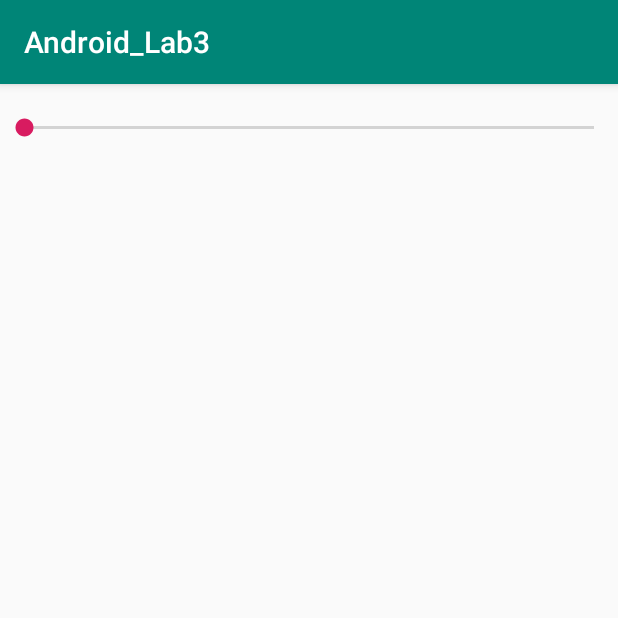
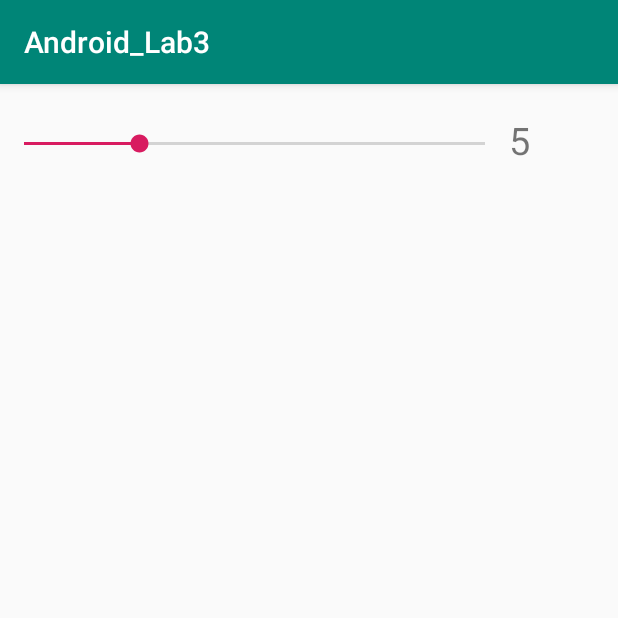
Before and after one commit to isberg1/Android_Lab3, an Android app: the screen it shows after launch (Settings), in the options menu, after a tap on "Settings", on a phone screen of 412 x 824 dp, the top half of it. Run offline under Robolectric (Android 15) with nearby library versions, the phone set to English and light mode, and no system bars.

Commit message:
threshold value saved and retrieved as setting

```diff
--- a/app/src/main/java/com/e/android_lab3/MainActivity.java
+++ b/app/src/main/java/com/e/android_lab3/MainActivity.java
@@ -27,8 +27,6 @@ import java.util.ArrayList;
 import java.util.Collections;
 import java.util.List;
 
-
-
 public class MainActivity extends AppCompatActivity implements SensorEventListener{
     private static final String TAG = "MainActivity";
 
@@ -36,6 +34,7 @@ public class MainActivity extends AppCompatActivity implements SensorEventListen
     SensorManager sensorManager;
     Sensor accelerometer;
     Button reset;
+    Toolbar toolbar;
 
     int threshold = 5;
     double g = 9.8;
@@ -46,16 +45,19 @@ public class MainActivity extends AppCompatActivity implements SensorEventListen
     LinearLayout animationSpace;
     AnimatorSet animatorSet = new AnimatorSet();
     MediaPlayer mp;
-
-    public final static boolean goingUp = true;
-    public final static boolean goingDown = false;
+    Utilities util;
 
     @Override
     protected void onCreate(Bundle savedInstanceState) {
         super.onCreate(savedInstanceState);
         setContentView(R.layout.activity_main);
-        Toolbar toolbar = findViewById(R.id.toolbar);
+        toolbar = findViewById(R.id.toolbar);
         setSupportActionBar(toolbar);
+        util = new Utilities(getApplicationContext());
+
+        util.ensureValuesExist();
+
+        updateThreshold();
 
         accTextview = findViewById(R.id.acc);
 
@@ -71,21 +73,38 @@ public class MainActivity extends AppCompatActivity implements SensorEventListen
         accelerometer = sensorManager.getDefaultSensor(Sensor.TYPE_ACCELEROMETER);
         sensorManager.registerListener(MainActivity.this, accelerometer,SensorManager.SENSOR_DELAY_GAME);
 
-
         mp = MediaPlayer.create(this, R.raw.ping);
-
 
     }
 
+    @Override
+    protected void onResume() {
+        super.onResume();
+
+       updateThreshold();
+    }
+
+    public void updateThreshold() {
+        try {
+            String key = getResources().getString(R.string.seekBar_key);
+            threshold = util.getPreference(key);
+            Log.d(TAG, "onCreate: threshold: " + threshold);
+        } catch (IllegalArgumentException e) {
+            e.printStackTrace();
+            System.exit(1);
+        }
+    }
 
     @Override
     public void onSensorChanged(SensorEvent event) {
 
         if (animatorSet.isRunning()) {
             reset.setBackgroundColor(getResources().getColor(R.color.colorAccent));
+            toolbar.setBackgroundColor(getResources().getColor(R.color.colorAccent));
             return;
         }
         reset.setBackgroundColor(getResources().getColor(R.color.colorPrimary));
+        toolbar.setBackgroundColor(getResources().getColor(R.color.colorPrimary));
 
         float xx = event.values[0];
         float yy = event.values[1];
@@ -96,7 +115,7 @@ public class MainActivity extends AppCompatActivity implements SensorEventListen
             acc = 0;
         }
 
-        accTextview.setText("Acceleration:  " + format(acc));
+        accTextview.setText("Acceleration:  " + util.format(acc));
 
 
         slidingWindow.add(acc);
@@ -105,29 +124,18 @@ public class MainActivity extends AppCompatActivity implements SensorEventListen
             double newMax = Collections.max(slidingWindow);
             if (newMax > oldMax){
                 oldMax = newMax;
-                accSlidinWindow.setText("Sliding window max:" + format(oldMax));
+                accSlidinWindow.setText("Sliding window max:" + util.format(oldMax));
 
                 time = oldMax/g;
                 distance = 0.5 *g*time*time;
 
-                timeInAir.setText("Time: " + format(time));
-                distanseTewxtview.setText("Distance: " + format(distance));
+                timeInAir.setText("Time: " + util.format(time));
+                distanseTewxtview.setText("Distance: " + util.format(distance));
                 startAnimation(time, distance);
             }
 
         }
 
-    }
-
-    public String format(double num) {
-        String returnNum = null;
-        try {
-            returnNum = String.format("%.2f",num);
-        } catch (Exception e) {
-            Log.d(TAG, "format: unable to convert double to string");
-            e.printStackTrace();
-        }
-        return returnNum;
     }
 
     private void startAnimation(final double time, final double distance) {
@@ -181,7 +189,7 @@ public class MainActivity extends AppCompatActivity implements SensorEventListen
             @Override
             public void onAnimationEnd(Animator animation) {
                 super.onAnimationEnd(animation);
-                heightTextView.setText("Height: " + format(0.0));
+                heightTextView.setText("Height: " + util.format(0.0));
             }
 
         });
@@ -199,14 +207,14 @@ public class MainActivity extends AppCompatActivity implements SensorEventListen
             public void onAnimationEnd(Animator animation) {
                 super.onAnimationEnd(animation);
                 playSound();
-                heightTextView.setText("Height: " + format(distance));
+                heightTextView.setText("Height: " + util.format(distance));
             }
         });
     }
 
     private void updateHeight(final View view, final float layoutHeight, final double time, final int startPosition ) {
 
-        final int updateFrequency = 20;
+        final int updateFrequency = getResources().getInteger(R.integer.updateFrequency);
 
         new Thread(new Runnable() {
             @Override
@@ -227,7 +235,7 @@ public class MainActivity extends AppCompatActivity implements SensorEventListen
                             int heightOverZero =  startPosition - endPosition;
                             double percentOfHeight = heightOverZero / layoutHeight;
                             double height = percentOfHeight * 40;
-                            heightTextView.setText("Height: " + format(height));
+                            heightTextView.setText("Height: " + util.format(height));
                         }
                     });
 
@@ -261,11 +269,11 @@ public class MainActivity extends AppCompatActivity implements SensorEventListen
         time = 0;
         distance = 0;
 
-        accSlidinWindow.setText("Sliding window max:" + format(oldMax));
+        accSlidinWindow.setText("Sliding window max:" + util.format(oldMax));
         slidingWindow.clear();
         timeInAir.setText(" ");
-        timeInAir.setText("Time: " + format(time));
-        distanseTewxtview.setText("Distance: " + format(distance));
+        timeInAir.setText("Time: " + util.format(time));
+        distanseTewxtview.setText("Distance: " + util.format(distance));
     }
 
 
--- a/app/src/main/java/com/e/android_lab3/Settings.java
+++ b/app/src/main/java/com/e/android_lab3/Settings.java
@@ -3,10 +3,14 @@ package com.e.android_lab3;
 import android.support.v7.app.AppCompatActivity;
 import android.os.Bundle;
 import android.widget.SeekBar;
+import android.widget.TextView;
 
 public class Settings extends AppCompatActivity {
 
     SeekBar seekBar;
+    TextView seekBarValue;
+    Utilities util;
+    String key;
 
     @Override
     protected void onCreate(Bundle savedInstanceState) {
@@ -14,6 +18,41 @@ public class Settings extends AppCompatActivity {
         setContentView(R.layout.activity_settings);
 
         seekBar = findViewById(R.id.seekBar);
+        seekBarValue = findViewById(R.id.seekBar_value);
+        util = new Utilities(getApplicationContext());
+
+
+        key = getResources().getString(R.string.seekBar_key);
+        int getCurrentSeekBarValue = 5;
+        try {
+            getCurrentSeekBarValue = util.getPreference(key);
+        } catch (IllegalArgumentException e) {
+            e.printStackTrace();
+        }
+        seekBar.setProgress(getCurrentSeekBarValue);
+        seekBarValue.setText(Integer.toString(getCurrentSeekBarValue));
+        seekBarListener();
+
 
     }
+
+    private void seekBarListener() {
+        seekBar.setOnSeekBarChangeListener(new SeekBar.OnSeekBarChangeListener() {
+            @Override
+            public void onProgressChanged(SeekBar seekBar, int progress, boolean fromUser) {
+                util.setPreference(key, progress);
+                seekBarValue.setText(Integer.toString(progress));
+            }
+
+            @Override
+            public void onStartTrackingTouch(SeekBar seekBar) {
+
+            }
+
+            @Override
+            public void onStopTrackingTouch(SeekBar seekBar) {
+
+            }
+        });
+    }
 }
--- /dev/null
+++ b/app/src/main/java/com/e/android_lab3/Utilities.java
@@ -0,0 +1,60 @@
+package com.e.android_lab3;
+
+import android.content.Context;
+import android.content.SharedPreferences;
+import android.preference.PreferenceManager;
+import android.util.Log;
+
+
+
+public class Utilities {
+    private static final String TAG = "Utilities";
+    Context context;
+
+    public Utilities(Context context) {
+        this.context = context;
+    }
+
+    public String format(double num) {
+        String returnNum = null;
+        try {
+            returnNum = String.format("%.2f",num);
+        } catch (Exception e) {
+            Log.d(TAG, "format: unable to convert double to string");
+            e.printStackTrace();
+        }
+        return returnNum;
+    }
+
+
+    public int getPreference(String id) throws IllegalArgumentException {
+        int Default = 5;
+        SharedPreferences sharedPreferences = PreferenceManager.getDefaultSharedPreferences(context);
+        if (!sharedPreferences.contains(id)) {
+           // throw new IllegalArgumentException("no key found");
+        }
+
+
+        int value = sharedPreferences.getInt(id, Default);
+        Log.d(TAG, "getPreference: value: " + value);
+        return value;
+    }
+
+    public void setPreference(String id, int value) {
+        SharedPreferences sharedPreferences = PreferenceManager.getDefaultSharedPreferences(context);
+        SharedPreferences.Editor prefEditor = sharedPreferences.edit();
+        prefEditor.putInt(id, value);
+        prefEditor.apply();
+    }
+
+    public void ensureValuesExist() {
+        SharedPreferences sharedPreferences = PreferenceManager.getDefaultSharedPreferences(context);
+        SharedPreferences.Editor prefEditor = sharedPreferences.edit();
+
+        String key = context.getResources().getString(R.string.seekBar_key);
+
+        if (!sharedPreferences.contains(key)) {
+            prefEditor.putInt(key, 5);
+        }
+    }
+}
--- a/app/src/main/res/layout/activity_settings.xml
+++ b/app/src/main/res/layout/activity_settings.xml
@@ -10,17 +10,41 @@
         android:layout_width="match_parent"
         android:layout_height="match_parent"
         android:orientation="vertical">
+        <Space
+            android:layout_width="match_parent"
+            android:layout_height="20dp" />
+
+        <TableRow
+            android:layout_width="match_parent"
+            android:layout_height="wrap_content"
+            android:orientation="horizontal">
+
+            <SeekBar
+                android:id="@+id/seekBar"
+                android:layout_width="wrap_content"
+                android:layout_height="40sp"
+                android:max="20"
+                android:layout_weight="1"
+                />
+
+            <TextView
+                android:id="@+id/seekBar_value"
+                android:layout_width="wrap_content"
+                android:layout_height="match_parent"
+                android:text=" Test"
+                android:textSize="25sp"
+                android:layout_gravity="end"
+                android:layout_weight="0.2"
+                />
+
+
+
+        </TableRow>
 
         <Space
             android:layout_width="match_parent"
             android:layout_height="20dp" />
 
-        <SeekBar
-            android:id="@+id/seekBar"
-            android:layout_width="match_parent"
-            android:layout_height="wrap_content"
-            tools:layout_editor_absoluteX="123dp"
-            tools:layout_editor_absoluteY="151dp" />
 
 
     </LinearLayout>
--- a/app/src/main/res/values/strings.xml
+++ b/app/src/main/res/values/strings.xml
@@ -1,4 +1,13 @@
 <resources>
     <string name="app_name">Android_Lab3</string>
     <string name="action_settings">Settings</string>
+    <string name="seekBar_key">seekBarValue</string>
+
+
+
+    <integer name="updateFrequency">20</integer>
+    <integer name="threshold">10</integer>
+
+    seekBarValue
+
 </resources>
--- /dev/null
+++ b/app/src/main/res/xml/preference.xml
@@ -0,0 +1,6 @@
+<?xml version="1.0" encoding="utf-8"?>
+<PreferenceScreen xmlns:android="http://schemas.android.com/apk/res/android">
+    <N android:key="threshold"
+        android:defaultValue="15"/>
+
+</PreferenceScreen>
```
